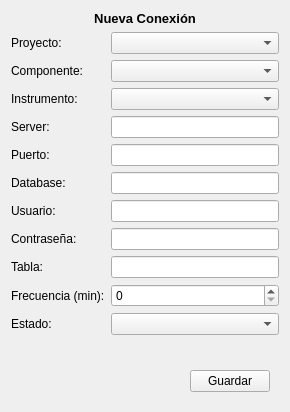
This is ui/nuevaconexion.ui in ivanrv23/E-Monitoring-SqlServer as Qt 5 draws it before an edit. The edited form follows.
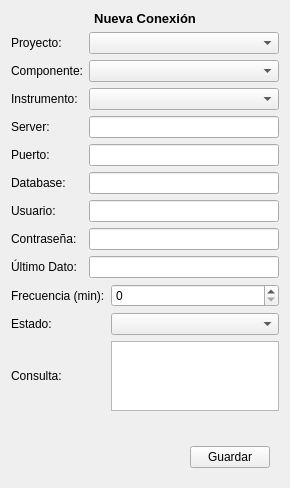
This is the edited form.

The edit to the form file:
```diff
--- a/ui/nuevaconexion.ui
+++ b/ui/nuevaconexion.ui
@@ -7,7 +7,7 @@
     <x>0</x>
     <y>0</y>
     <width>290</width>
-    <height>330</height>
+    <height>388</height>
    </rect>
   </property>
   <property name="minimumSize">
@@ -25,7 +25,7 @@
   <layout class="QVBoxLayout" name="verticalLayout">
    <item>
     <layout class="QGridLayout" name="gridLayout">
-     <item row="0" column="0" colspan="2">
+     <item row="0" column="0" colspan="3">
       <widget class="QLabel" name="label_7">
        <property name="font">
         <font>
@@ -49,7 +49,7 @@
        </property>
       </widget>
      </item>
-     <item row="1" column="1">
+     <item row="1" column="1" colspan="2">
       <widget class="QComboBox" name="cb_proyectos"/>
      </item>
      <item row="2" column="0">
@@ -59,7 +59,7 @@
        </property>
       </widget>
      </item>
-     <item row="2" column="1">
+     <item row="2" column="1" colspan="2">
       <widget class="QComboBox" name="cb_componentes"/>
      </item>
      <item row="3" column="0">
@@ -69,7 +69,7 @@
        </property>
       </widget>
      </item>
-     <item row="3" column="1">
+     <item row="3" column="1" colspan="2">
       <widget class="QComboBox" name="cb_instrumentos"/>
      </item>
      <item row="4" column="0">
@@ -79,7 +79,7 @@
        </property>
       </widget>
      </item>
-     <item row="4" column="1">
+     <item row="4" column="1" colspan="2">
       <widget class="QLineEdit" name="input_server"/>
      </item>
      <item row="5" column="0">
@@ -89,7 +89,7 @@
        </property>
       </widget>
      </item>
-     <item row="5" column="1">
+     <item row="5" column="1" colspan="2">
       <widget class="QLineEdit" name="input_puerto"/>
      </item>
      <item row="6" column="0">
@@ -99,7 +99,7 @@
        </property>
       </widget>
      </item>
-     <item row="6" column="1">
+     <item row="6" column="1" colspan="2">
       <widget class="QLineEdit" name="input_database"/>
      </item>
      <item row="7" column="0">
@@ -109,7 +109,7 @@
        </property>
       </widget>
      </item>
-     <item row="7" column="1">
+     <item row="7" column="1" colspan="2">
       <widget class="QLineEdit" name="input_usuario"/>
      </item>
      <item row="8" column="0">
@@ -119,51 +119,40 @@
        </property>
       </widget>
      </item>
-     <item row="8" column="1">
+     <item row="8" column="1" colspan="2">
       <widget class="QLineEdit" name="input_password"/>
      </item>
      <item row="9" column="0">
-      <widget class="QLabel" name="label_8">
+      <widget class="QLabel" name="label_13">
        <property name="text">
-        <string>Tabla:</string>
+        <string>Último Dato:</string>
        </property>
       </widget>
      </item>
-     <item row="9" column="1">
-      <widget class="QLineEdit" name="input_tabla"/>
+     <item row="9" column="1" colspan="2">
+      <widget class="QLineEdit" name="input_dato"/>
      </item>
-     <item row="10" column="0">
+     <item row="10" column="0" colspan="2">
       <widget class="QLabel" name="label_10">
        <property name="text">
         <string>Frecuencia (min):</string>
        </property>
       </widget>
      </item>
-     <item row="10" column="1">
+     <item row="10" column="2">
       <widget class="QSpinBox" name="spin_frecuencia">
        <property name="maximum">
         <number>9999</number>
        </property>
       </widget>
      </item>
-     <item row="11" column="0">
-      <widget class="QLabel" name="label_12">
-       <property name="text">
-        <string>Estado:</string>
-       </property>
-      </widget>
-     </item>
-     <item row="11" column="1">
+     <item row="11" column="2">
       <widget class="QComboBox" name="cb_estados"/>
      </item>
-     <item row="12" column="0" colspan="2">
-      <widget class="QLabel" name="label_mensaje">
-       <property name="text">
-        <string/>
-       </property>
-      </widget>
+     <item row="12" column="2">
+      <widget class="QTextEdit" name="input_consulta"/>
      </item>
-     <item row="13" column="0" colspan="2">
+     <item row="14" column="0" colspan="3">
       <widget class="QFrame" name="frame_piepagina">
        <property name="styleSheet">
         <string notr="true">QFrame {
@@ -202,6 +191,27 @@
        </layout>
       </widget>
      </item>
+     <item row="13" column="0" colspan="3">
+      <widget class="QLabel" name="label_mensaje">
+       <property name="text">
+        <string/>
+       </property>
+      </widget>
+     </item>
+     <item row="12" column="0" colspan="2">
+      <widget class="QLabel" name="label_8">
+       <property name="text">
+        <string>Consulta:</string>
+       </property>
+      </widget>
+     </item>
+     <item row="11" column="0" colspan="2">
+      <widget class="QLabel" name="label_12">
+       <property name="text">
+        <string>Estado:</string>
+       </property>
+      </widget>
+     </item>
     </layout>
    </item>
   </layout>
```
